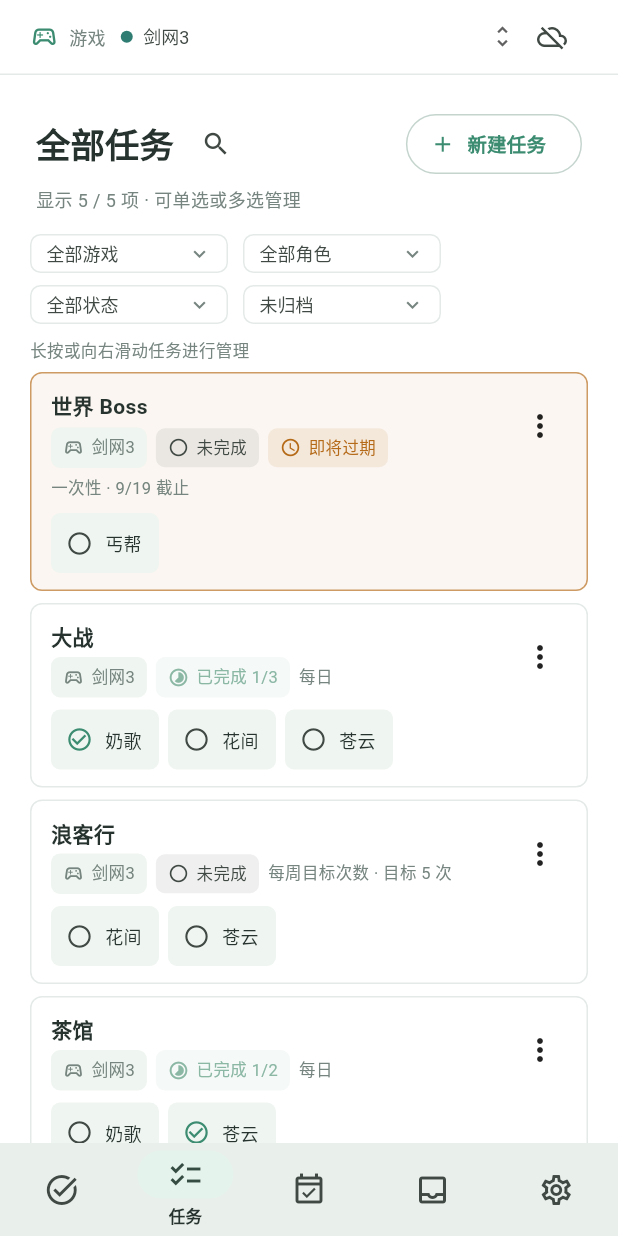
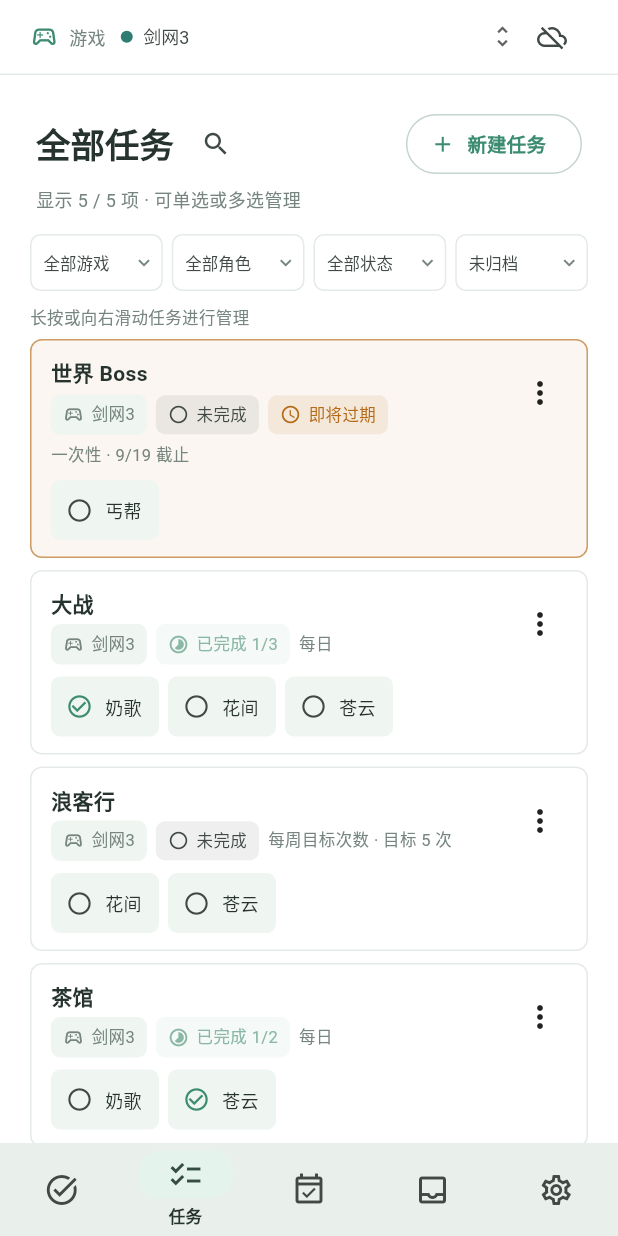
Before and after one commit to cyan77/jx3_tasks, a Flutter app: the screen it shows after launch, item 2 of the bottom bar chosen, on a phone screen of 412 x 824 dp. Run offline on Flutter 3.47's test engine with Material 3 defaults, Android fonts, the phone set to English and light mode, and no system bars; our stand-ins replace file_picker, package_info_plus, shared_preferences; missing offline and left inert: webdav_client; Roboto replaces fonts that are missing (Arial).

Commit message:
style: fit all task filters on one row

```diff
--- a/lib/ui/screens/matrix_screen.dart
+++ b/lib/ui/screens/matrix_screen.dart
@@ -597,12 +597,11 @@ class _FilterBar extends StatelessWidget {
   final VoidCallback? onReset;
 
   @override
-  Widget build(BuildContext context) => Wrap(
-        spacing: 10,
-        runSpacing: 8,
-        crossAxisAlignment: WrapCrossAlignment.center,
+  Widget build(BuildContext context) => Column(
+        crossAxisAlignment: CrossAxisAlignment.start,
         children: [
-          _FilterDropdown<String>(
+          Row(children: [
+          Expanded(child: _FilterDropdown<String>(
             tooltip: '按游戏筛选',
             value: gameId ?? allGamesValue,
             items: [
@@ -613,8 +612,9 @@ class _FilterBar extends StatelessWidget {
             ],
             onChanged: (value) => onGameChanged(
                 value == allGamesValue ? null : value),
-          ),
-          _FilterDropdown<String>(
+          )),
+          const SizedBox(width: 6),
+          Expanded(child: _FilterDropdown<String>(
             tooltip: '按角色筛选',
             value: characterId ?? allCharactersValue,
             items: [
@@ -627,8 +627,9 @@ class _FilterBar extends StatelessWidget {
             ],
             onChanged: (value) => onCharacterChanged(
                 value == allCharactersValue ? null : value),
-          ),
-          _FilterDropdown<_CompletionFilter>(
+          )),
+          const SizedBox(width: 6),
+          Expanded(child: _FilterDropdown<_CompletionFilter>(
             tooltip: '按完成状态筛选',
             value: completion,
             items: const [
@@ -649,8 +650,9 @@ class _FilterBar extends StatelessWidget {
             onChanged: (value) {
               if (value != null) onCompletionChanged(value);
             },
-          ),
-          _FilterDropdown<_ArchiveFilter>(
+          )),
+          const SizedBox(width: 6),
+          Expanded(child: _FilterDropdown<_ArchiveFilter>(
             tooltip: '按归档状态筛选',
             value: archive,
             items: const [
@@ -664,12 +666,16 @@ class _FilterBar extends StatelessWidget {
             onChanged: (value) {
               if (value != null) onArchiveChanged(value);
             },
-          ),
+          )),
+          ]),
           if (onReset != null)
-            TextButton.icon(
-              onPressed: onReset,
-              icon: const Icon(Icons.filter_alt_off_outlined, size: 16),
-              label: const Text('清除筛选'),
+            Padding(
+              padding: const EdgeInsets.only(top: 4),
+              child: TextButton.icon(
+                onPressed: onReset,
+                icon: const Icon(Icons.filter_alt_off_outlined, size: 15),
+                label: const Text('清除筛选'),
+              ),
             ),
         ],
       );
@@ -692,8 +698,8 @@ class _FilterDropdown<T> extends StatelessWidget {
   Widget build(BuildContext context) => Tooltip(
         message: tooltip,
         child: Container(
-          constraints: const BoxConstraints(minWidth: 132),
-          padding: const EdgeInsets.symmetric(horizontal: 10),
+          height: 38,
+          padding: const EdgeInsets.only(left: 8, right: 4),
           decoration: BoxDecoration(
             border: Border.all(
                 color: Theme.of(context).colorScheme.outlineVariant),
@@ -702,18 +708,30 @@ class _FilterDropdown<T> extends StatelessWidget {
           child: DropdownButtonHideUnderline(
             child: DropdownButton<T>(
               value: value,
+              isExpanded: true,
               isDense: true,
               elevation: 0,
               dropdownColor: Theme.of(context).colorScheme.surface,
               focusColor: Colors.transparent,
               icon: const Icon(Icons.expand_more,
-                  size: 16, color: AppTheme.muted),
+                  size: 15, color: AppTheme.muted),
               style: TextStyle(
-                fontSize: 12,
+                fontSize: 11,
                 fontWeight: FontWeight.w400,
                 color: Theme.of(context).colorScheme.onSurfaceVariant,
               ),
-              items: items,
+              items: items
+                  .map((item) => DropdownMenuItem<T>(
+                        value: item.value,
+                        enabled: item.enabled,
+                        alignment: item.alignment,
+                        child: DefaultTextStyle.merge(
+                          maxLines: 1,
+                          overflow: TextOverflow.ellipsis,
+                          child: item.child,
+                        ),
+                      ))
+                  .toList(),
               onChanged: onChanged,
             ),
           ),
```
Also changed, not shown: 1 other file.
